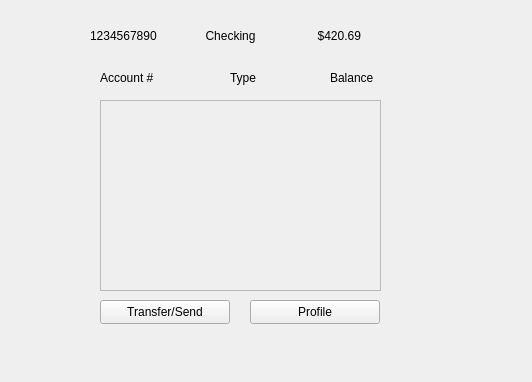
Before: the Qt Designer form forms/dashboardwindow.ui in shwaygrr/cmz-banking, drawn with Qt 5.
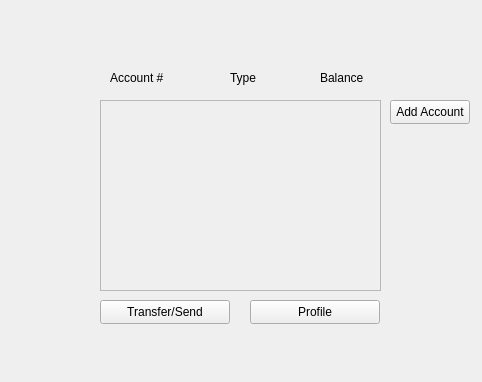
After: the same form once the commit is applied.

Commit message: Added in bank account information

Patch:
```diff
--- a/forms/dashboardwindow.ui
+++ b/forms/dashboardwindow.ui
@@ -6,7 +6,7 @@
    <rect>
     <x>0</x>
     <y>0</y>
-    <width>532</width>
+    <width>482</width>
     <height>382</height>
    </rect>
   </property>
@@ -43,7 +43,7 @@
    <widget class="QLabel" name="label_accountnumber">
     <property name="geometry">
      <rect>
-      <x>100</x>
+      <x>110</x>
       <y>70</y>
       <width>61</width>
       <height>16</height>
@@ -69,7 +69,7 @@
    <widget class="QLabel" name="label_balance">
     <property name="geometry">
      <rect>
-      <x>330</x>
+      <x>320</x>
       <y>70</y>
       <width>61</width>
       <height>16</height>
@@ -102,66 +102,18 @@
      </property>
     </widget>
    </widget>
-   <widget class="QWidget" name="widget_defaultbank" native="true">
+   <widget class="QPushButton" name="button_add_account">
     <property name="geometry">
      <rect>
-      <x>90</x>
-      <y>20</y>
-      <width>279</width>
-      <height>30</height>
+      <x>390</x>
+      <y>100</y>
+      <width>80</width>
+      <height>24</height>
      </rect>
     </property>
-    <property name="minimumSize">
-     <size>
-      <width>0</width>
-      <height>30</height>
-     </size>
+    <property name="text">
+     <string>Add Account</string>
     </property>
-    <widget class="QLabel" name="accountnumber">
-     <property name="geometry">
-      <rect>
-       <x>0</x>
-       <y>0</y>
-       <width>71</width>
-       <height>31</height>
-      </rect>
-     </property>
-     <property name="text">
-      <string>1234567890</string>
-     </property>
-    </widget>
-    <widget class="QLabel" name="type">
-     <property name="geometry">
-      <rect>
-       <x>110</x>
-       <y>0</y>
-       <width>61</width>
-       <height>31</height>
-      </rect>
-     </property>
-     <property name="text">
-      <string>Checking</string>
-     </property>
-     <property name="alignment">
-      <set>Qt::AlignCenter</set>
-     </property>
-    </widget>
-    <widget class="QLabel" name="balance">
-     <property name="geometry">
-      <rect>
-       <x>180</x>
-       <y>0</y>
-       <width>91</width>
-       <height>31</height>
-      </rect>
-     </property>
-     <property name="text">
-      <string>$420.69</string>
-     </property>
-     <property name="alignment">
-      <set>Qt::AlignRight|Qt::AlignTrailing|Qt::AlignVCenter</set>
-     </property>
-    </widget>
    </widget>
   </widget>
  </widget>
```
Left out of the diff: 14 changed lines with no effect on the pictures. The commit also changes 6 other files.
